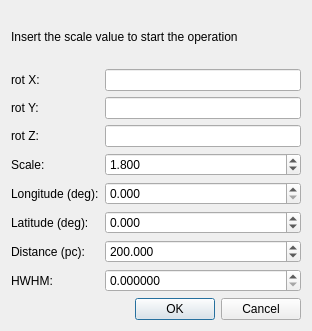
Above: Code/ui/simcollapsedialog.ui from VisIVOLab/ViaLacteaVisualAnalytics before the change. Below: the same form after it.
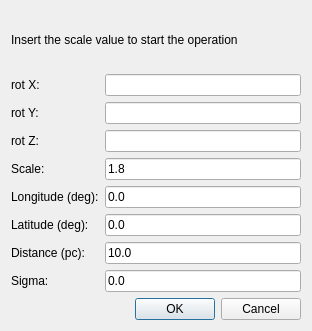
That is the form after the change.

Patch:
```diff
--- a/Code/ui/simcollapsedialog.ui
+++ b/Code/ui/simcollapsedialog.ui
@@ -75,25 +75,6 @@
        </property>
       </widget>
      </item>
-     <item row="3" column="1">
-      <widget class="QDoubleSpinBox" name="spinScale">
-       <property name="sizePolicy">
-        <sizepolicy hsizetype="MinimumExpanding" vsizetype="Fixed">
-         <horstretch>0</horstretch>
-         <verstretch>0</verstretch>
-        </sizepolicy>
-       </property>
-       <property name="decimals">
-        <number>3</number>
-       </property>
-       <property name="minimum">
-        <double>1.000000000000000</double>
-       </property>
-       <property name="value">
-        <double>1.800000000000000</double>
-       </property>
-      </widget>
-     </item>
      <item row="4" column="0">
       <widget class="QLabel" name="label_6">
        <property name="text">
@@ -101,22 +82,6 @@
        </property>
       </widget>
      </item>
-     <item row="4" column="1">
-      <widget class="QDoubleSpinBox" name="spinLon">
-       <property name="sizePolicy">
-        <sizepolicy hsizetype="MinimumExpanding" vsizetype="Fixed">
-         <horstretch>0</horstretch>
-         <verstretch>0</verstretch>
-        </sizepolicy>
-       </property>
-       <property name="decimals">
-        <number>3</number>
-       </property>
-       <property name="maximum">
-        <double>360.000000000000000</double>
-       </property>
-      </widget>
-     </item>
      <item row="5" column="0">
       <widget class="QLabel" name="label_7">
        <property name="text">
@@ -124,28 +89,6 @@
        </property>
       </widget>
      </item>
-     <item row="5" column="1">
-      <widget class="QDoubleSpinBox" name="spinLat">
-       <property name="sizePolicy">
-        <sizepolicy hsizetype="MinimumExpanding" vsizetype="Fixed">
-         <horstretch>0</horstretch>
-         <verstretch>0</verstretch>
-        </sizepolicy>
-       </property>
-       <property name="decimals">
-        <number>3</number>
-       </property>
-       <property name="minimum">
-        <double>-90.000000000000000</double>
-       </property>
-       <property name="maximum">
-        <double>90.000000000000000</double>
-       </property>
-       <property name="value">
-        <double>0.000000000000000</double>
-       </property>
-      </widget>
-     </item>
      <item row="6" column="0">
       <widget class="QLabel" name="label_8">
        <property name="text">
@@ -153,35 +96,13 @@
        </property>
       </widget>
      </item>
-     <item row="6" column="1">
-      <widget class="QDoubleSpinBox" name="spinDistance">
-       <property name="sizePolicy">
-        <sizepolicy hsizetype="MinimumExpanding" vsizetype="Fixed">
-         <horstretch>0</horstretch>
-         <verstretch>0</verstretch>
-        </sizepolicy>
-       </property>
-       <property name="decimals">
-        <number>3</number>
-       </property>
-       <property name="minimum">
-        <double>0.001000000000000</double>
-       </property>
-       <property name="maximum">
-        <double>10000000.000000000000000</double>
-       </property>
-       <property name="value">
-        <double>200.000000000000000</double>
-       </property>
-      </widget>
-     </item>
      <item row="7" column="0">
       <widget class="QLabel" name="label_9">
        <property name="toolTip">
         <string>Half-width at half-maximum</string>
        </property>
        <property name="text">
-        <string>HWHM:</string>
+        <string>Sigma:</string>
        </property>
       </widget>
      </item>
@@ -192,22 +113,41 @@
        </property>
       </widget>
      </item>
+     <item row="3" column="1">
+      <widget class="QLineEdit" name="textScale">
+       <property name="text">
+        <string>1.8</string>
+       </property>
+      </widget>
+     </item>
+     <item row="4" column="1">
+      <widget class="QLineEdit" name="textLon">
+       <property name="text">
+        <string>0.0</string>
+       </property>
+      </widget>
+     </item>
+     <item row="5" column="1">
+      <widget class="QLineEdit" name="textLat">
+       <property name="text">
+        <string>0.0</string>
+       </property>
+      </widget>
+     </item>
+     <item row="6" column="1">
+      <widget class="QLineEdit" name="textDistance">
+       <property name="text">
+        <string>10.0</string>
+       </property>
+      </widget>
+     </item>
      <item row="7" column="1">
-      <widget class="QDoubleSpinBox" name="spinHalfWidth">
-       <property name="sizePolicy">
-        <sizepolicy hsizetype="MinimumExpanding" vsizetype="Fixed">
-         <horstretch>0</horstretch>
-         <verstretch>0</verstretch>
-        </sizepolicy>
-       </property>
+      <widget class="QLineEdit" name="textSigma">
        <property name="toolTip">
         <string>Half width at half maximum</string>
        </property>
-       <property name="decimals">
-        <number>6</number>
-       </property>
-       <property name="maximum">
-        <double>200.000000000000000</double>
+       <property name="text">
+        <string>0.0</string>
        </property>
       </widget>
      </item>
```
Left out of the diff: 7 changed lines with no effect on the pictures.
